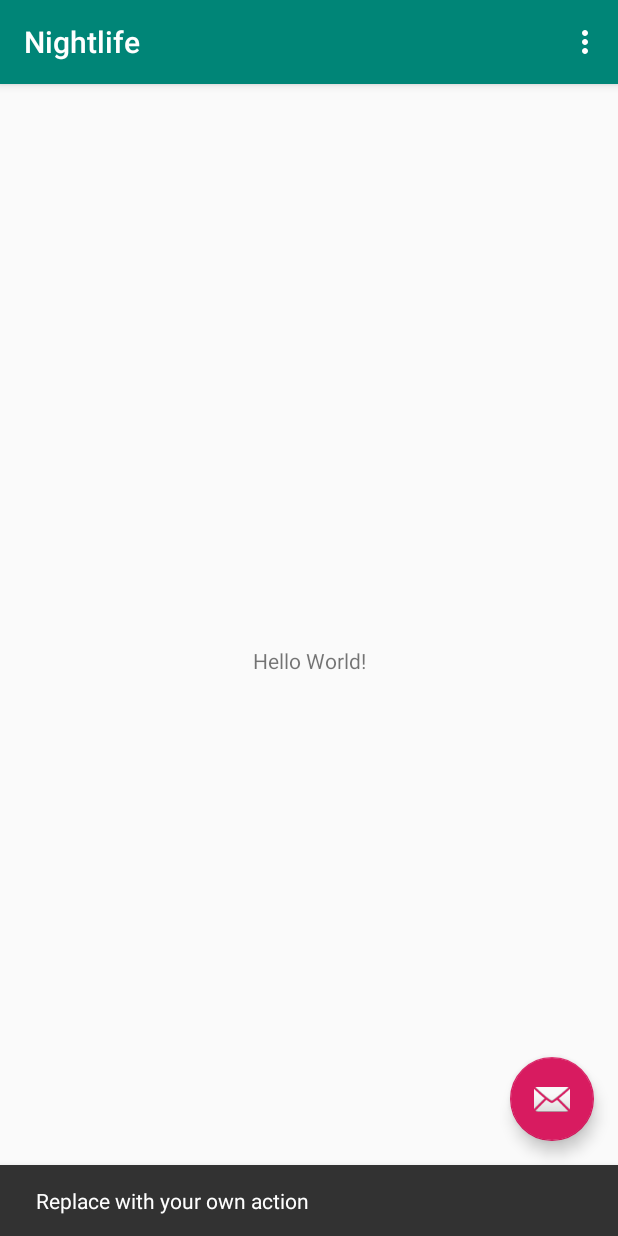
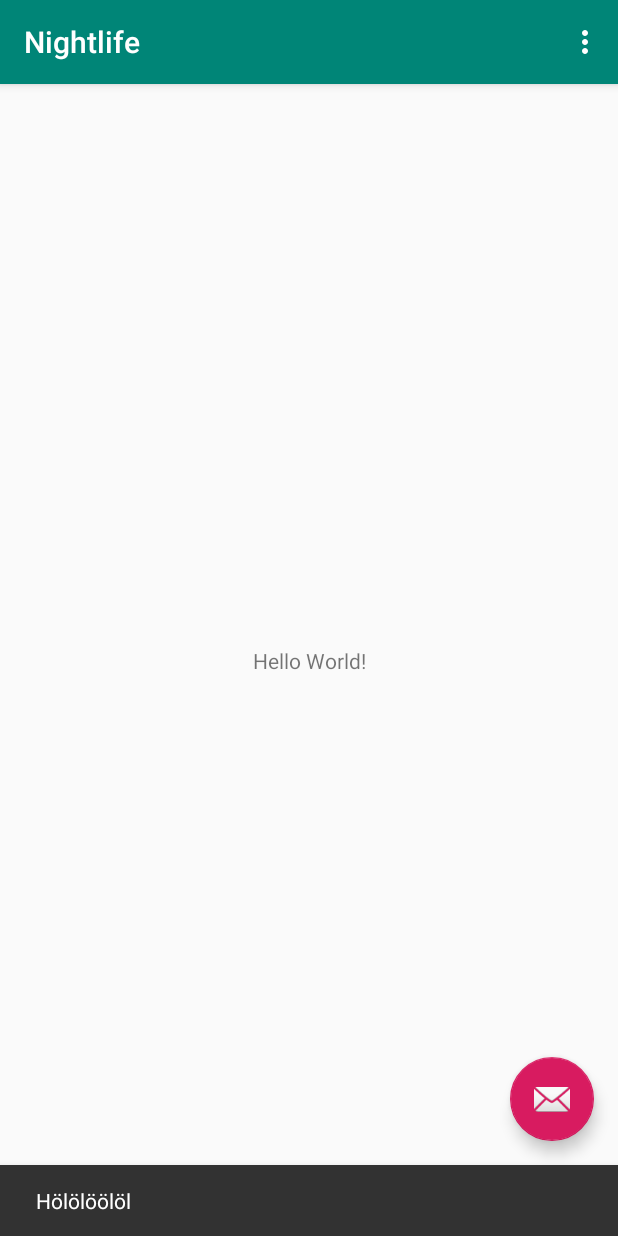
Before and after one commit to MrGatzi/NightlifeApp, an Android app: the screen it shows after launch (MainActivity), after a tap on an icon or button, on a phone screen of 412 x 824 dp. Run offline under Robolectric (Android 15) with nearby library versions, the phone set to English and light mode, and no system bars.

Commit message:
Test commit

```diff
--- a/app/src/main/java/com/example/nightlife/nightlife/MainActivity.java
+++ b/app/src/main/java/com/example/nightlife/nightlife/MainActivity.java
@@ -22,7 +22,7 @@ public class MainActivity extends AppCompatActivity {
         fab.setOnClickListener(new View.OnClickListener() {
             @Override
             public void onClick(View view) {
-                Snackbar.make(view, "Replace with your own action", Snackbar.LENGTH_LONG)
+                Snackbar.make(view, "Hölölöölöl", Snackbar.LENGTH_LONG)
                         .setAction("Action", null).show();
             }
         });
```
